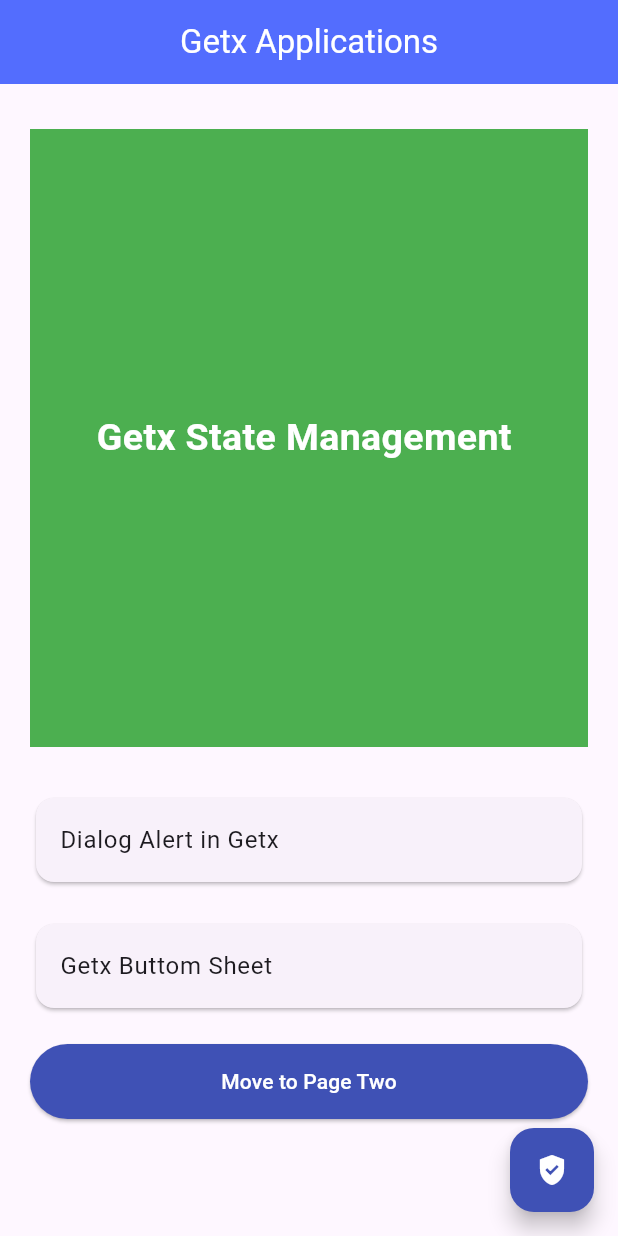
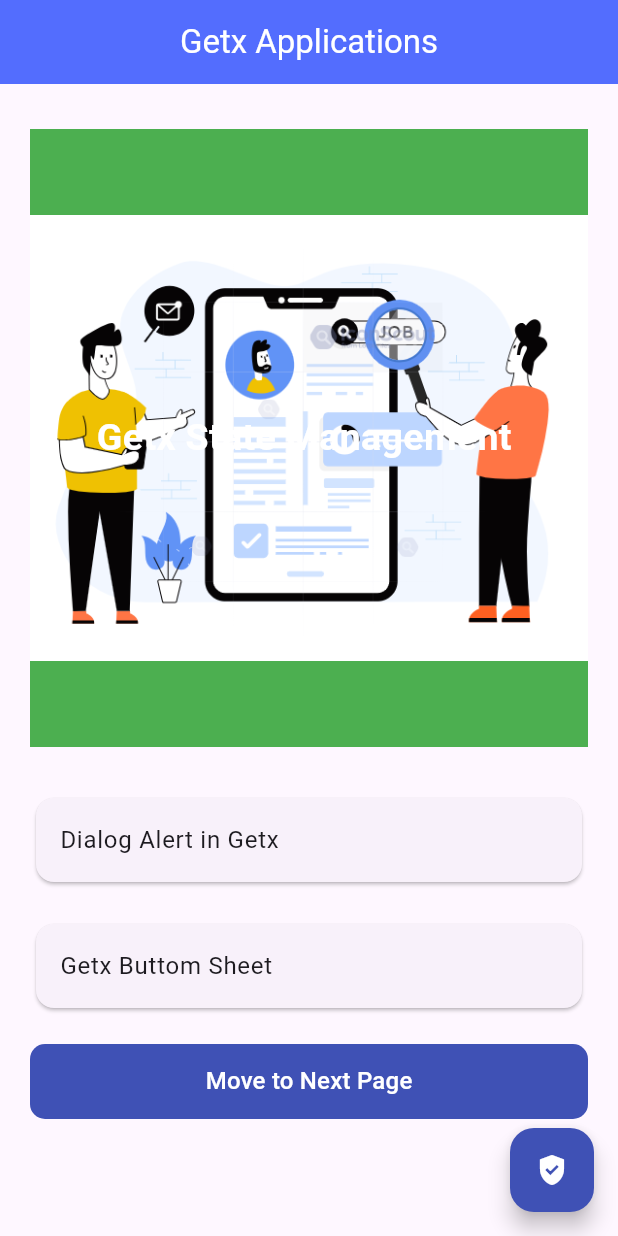
Before and after one commit to AdeelAhmadKhan36/GetX-Statemanagement, a Flutter app: the screen it shows after launch, on a phone screen of 412 x 824 dp. Run offline on Flutter 3.47's test engine with Material 3 defaults, Android fonts, the light colour scheme and no system bars; our stand-ins replace get; Roboto replaces fonts that are missing (Schyler).

Commit message:
Assets and Reuseable componants

```diff
--- /dev/null
+++ b/lib/data/response/status.dart
@@ -0,0 +1 @@
+enum Status{LOADING, COMPLETED, ERROR}
--- /dev/null
+++ b/lib/res/assets/image_assets.dart
@@ -0,0 +1,7 @@
+
+
+class ImageAssets{
+  static const String homepage="Assets/images/job vector.PNG";
+  static const String asset_icon="Assets/icons/icon.svg";
+
+}
--- /dev/null
+++ b/lib/res/componants/roundutton.dart
@@ -0,0 +1,37 @@
+import 'package:flutter/material.dart';
+
+class RoundButton extends StatelessWidget {
+  const RoundButton(
+      {super.key,
+      // required this.Loading,
+      required this.title,
+      required this.height,
+      required this.width,
+      required this.onPressed,
+      required this.TextColor,
+      required this.ButtonColor});
+  // final bool Loading;
+  final String title;
+  final double height, width;
+  final VoidCallback onPressed;
+  final Color TextColor, ButtonColor;
+
+  @override
+  Widget build(BuildContext context) {
+    return Container(
+        height: height,
+        width: width,
+        decoration: BoxDecoration(
+          color: ButtonColor,
+          borderRadius: BorderRadius.all(Radius.circular(10))
+        ),
+        child:Center(
+                child: Text(
+                title,
+                style: Theme.of(context)
+                    .textTheme
+                    .titleMedium!
+                    .copyWith(color: Colors.white),
+              )));
+  }
+}
--- /dev/null
+++ b/lib/res/fonts/fonts.dart
@@ -0,0 +1,4 @@
+
+class Fonts{
+  static const String bold="Schyler";
+}
--- a/lib/utils/utils.dart
+++ b/lib/utils/utils.dart
@@ -9,10 +9,6 @@ class  Utils{
      current.unfocus();
      FocusScope.of(context).requestFocus(nextFocus);
    }
-
-
-
-
 
   void showCustomSnackbar(String message) {
     Get.rawSnackbar(
--- a/lib/view/HomePage.dart
+++ b/lib/view/HomePage.dart
@@ -1,5 +1,8 @@
 import 'package:flutter/material.dart';
 import 'package:get/get.dart';
+import 'package:getx_statemanagement/res/assets/image_assets.dart';
+import 'package:getx_statemanagement/res/componants/roundutton.dart';
+import 'package:getx_statemanagement/res/fonts/fonts.dart';
 
 class My_HomePage extends StatefulWidget {
   const My_HomePage({super.key});
@@ -14,9 +17,9 @@ class _My_HomePageState extends State<My_HomePage> {
     final height = MediaQuery.of(context).size.height * 0.2;
     return Scaffold(
       appBar: AppBar(
-        title: const Text(
+        title:  Text(
           "Getx Applications",
-          style: TextStyle(color: Colors.white),
+          style: TextStyle(color: Colors.white, fontFamily: Fonts.bold,),
         ),
         backgroundColor: Colors.indigoAccent,
         centerTitle: true,
@@ -30,7 +33,10 @@ class _My_HomePageState extends State<My_HomePage> {
             ),
             Container(
               height: Get.height * 0.5,
-              color: Colors.green,
+             decoration: BoxDecoration(
+               color: Colors.green,
+               image: DecorationImage(image: AssetImage(ImageAssets.homepage))
+             ),
               child: const Center(
                   child: Text(
                 'Getx State Management ',
@@ -110,16 +116,27 @@ class _My_HomePageState extends State<My_HomePage> {
             const SizedBox(
               height: 20,
             ),
-            ElevatedButton(
-                onPressed: () {
-                  Get.toNamed('/PageTwo');
-                },
-                style: ElevatedButton.styleFrom(
-                  backgroundColor: Colors.indigo,
-                  foregroundColor: Colors.white,
-                  minimumSize: const Size(500, 50),
-                ),
-                child: const Text("Move to Page Two"))
+
+            RoundButton(onPressed: () {  },
+               title: 'Move to Next Page',
+              height: 50,
+              width: 500,
+              TextColor: Colors.white,
+              ButtonColor:Colors.indigo,
+
+
+
+            )
+            // ElevatedButton(
+            //     onPressed: () {
+            //       Get.toNamed('/PageTwo');
+            //     },
+            //     style: ElevatedButton.styleFrom(
+            //       backgroundColor: Colors.indigo,
+            //       foregroundColor: Colors.white,
+            //       minimumSize: const Size(500, 50),
+            //     ),
+            //     child: const Text("Move to Page Two"))
           ],
         ),
       ),
--- a/lib/view/favourit_app.dart
+++ b/lib/view/favourit_app.dart
@@ -45,13 +45,13 @@ class _Favorite_HomeState extends State<Favorite_Home> {
                         _favourite_controller.fav_fruites.remove(
                             _favourite_controller.fruites_List[index].toString()
                         );
-                        showCustomSnackbar("Favorite Fruit Removed Successfully");
+                       Utils(). showCustomSnackbar("Favorite Fruit Removed Successfully");
 
                       } else {
                         _favourite_controller.fav_fruites.add(
                             _favourite_controller.fruites_List[index].toString());
 
-                        showCustomSnackbar("Favorite Fruit Added Successfully");
+                        Utils().showCustomSnackbar("Favorite Fruit Added Successfully");
 
                       }
                       // setState(() {
```
Also changed, not shown: lib/data/response/api_response.dart (added, +26 -0 lines), lib/getx/image_controller.dart (+27 -27 lines), lib/view/image_pick.dart (+57 -57 lines), pubspec.yaml (+8 -8 lines), Assets/icons/icon.svg (added), Assets/images/job vector.PNG (added), pubspec.lock, 1 other file.
